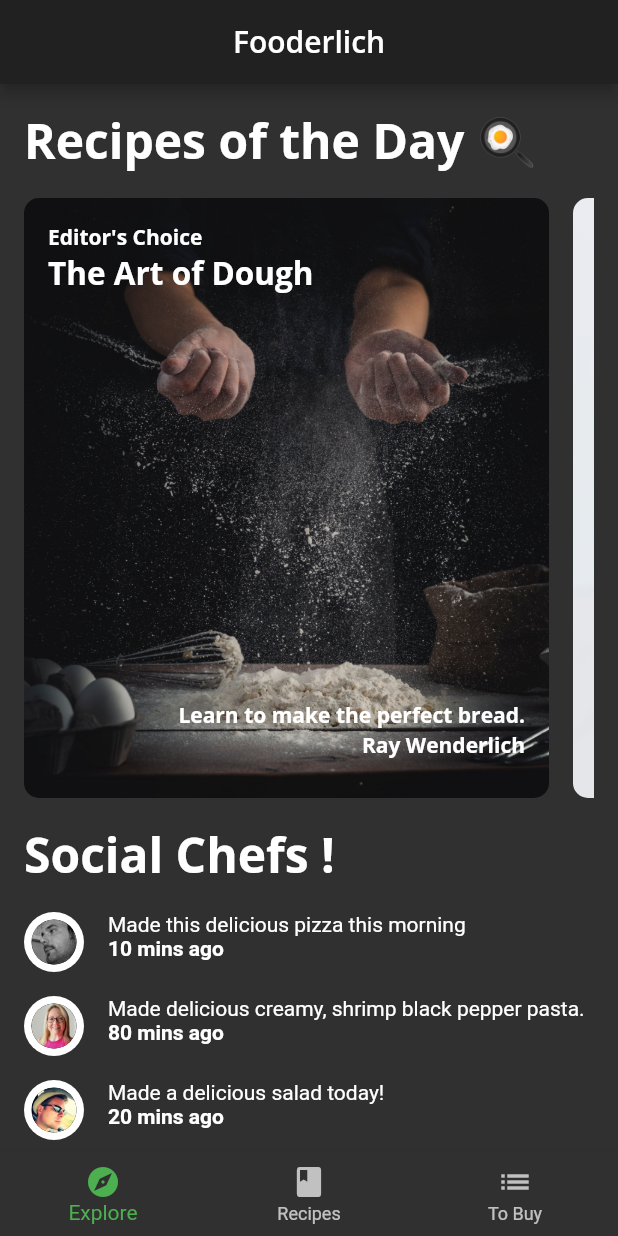
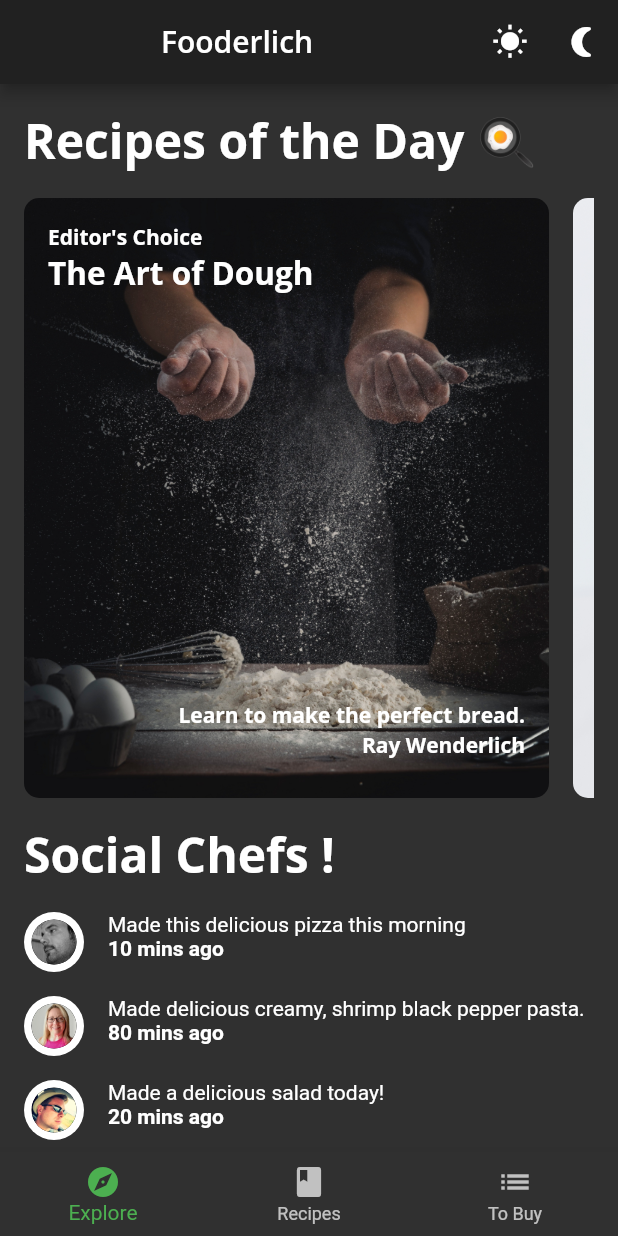
Before and after one commit to kevin2-cyber/Fooderlich, a Flutter app: the screen it shows after launch, on a phone screen of 412 x 824 dp. Run offline on Flutter 3.47's test engine with Material 2 defaults, Android fonts, the phone set to English and light mode, and no system bars; our stand-ins replace flutter_colorpicker, google_fonts.

Commit message:
Update home.dart

```diff
--- a/lib/home.dart
+++ b/lib/home.dart
@@ -31,6 +31,20 @@ class _HomeState extends State<Home> {
       builder: (context, tabManager, child) {
         return Scaffold(
           appBar: AppBar(
+            actions: [
+              IconButton(
+                  onPressed: (){},
+                  icon: const Icon(
+                    Icons.wb_sunny,
+                  ),
+              ),
+              IconButton(
+                onPressed: (){},
+                icon: const Icon(
+                  Icons.nightlight_round,
+                ),
+              ),
+            ],
             title: Center(
               child: Text(
                 'Fooderlich',
```
